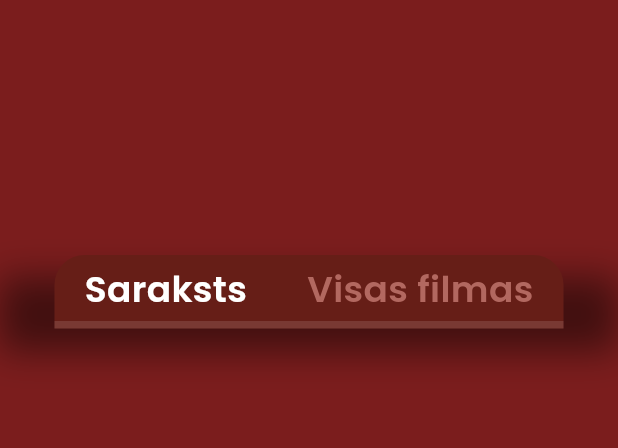
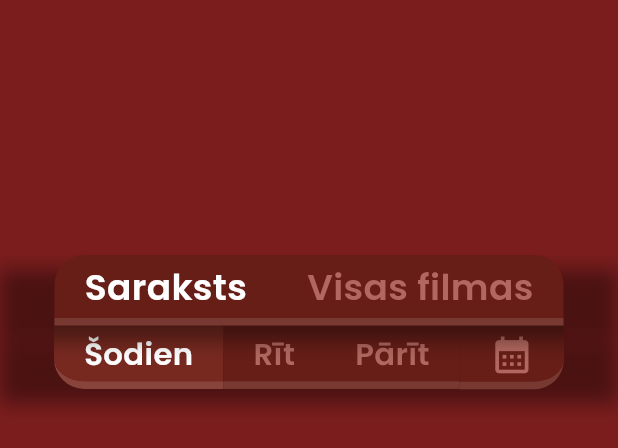
Before and after one commit to mechanical-echo/filmu_nams, a Flutter app: the Schedule widget shown alone on an empty page, opened directly, on a phone screen of 412 x 824 dp. Shown: the top 448 px of the screen. Run offline on Flutter 3.47's test engine with Material 3 defaults, Android fonts, the phone set to English and light mode, and no system bars; our stand-ins replace cached_network_image, cloud_firestore, firebase_auth, firebase_core, firebase_storage, google_fonts and 2 more; missing offline and left inert: pattern_background; accounts and stored records are empty; generated files the repository leaves out were written again.

Commit message:
wip | schedule list | upside down tabs and proper fetching

```diff
--- a/lib/assets/widgets/stylized_tabs/stylized_tab.dart
+++ b/lib/assets/widgets/stylized_tabs/stylized_tab.dart
@@ -1,5 +1,21 @@
+import 'package:filmu_nams/assets/theme.dart';
 import 'package:flutter/material.dart';
 import 'package:google_fonts/google_fonts.dart';
+
+class StylizedTabTitle {
+  final bool isIcon;
+  final dynamic value;
+
+  const StylizedTabTitle({required this.isIcon, required this.value});
+
+  const StylizedTabTitle.text(String text)
+      : value = text,
+        isIcon = false;
+
+  const StylizedTabTitle.icon(IconData icon)
+      : value = icon,
+        isIcon = true;
+}
 
 class StylizedTab extends StatefulWidget {
   const StylizedTab({
@@ -9,9 +25,13 @@ class StylizedTab extends StatefulWidget {
     required this.isLast,
     required this.index,
     required this.onTap,
+    this.upsideDown = false,
+    this.fontSize = 24,
   });
 
-  final String title;
+  final bool upsideDown;
+  final double fontSize;
+  final StylizedTabTitle title;
   final bool isActive;
   final bool isLast;
   final int index;
@@ -25,6 +45,7 @@ class StylizedTab extends StatefulWidget {
 class _StylizedTabState extends State<StylizedTab>
     with SingleTickerProviderStateMixin {
   late AnimationController _controller;
+
   late Animation<Color?> _colorAnimation;
 
   @override
@@ -69,7 +90,7 @@ class _StylizedTabState extends State<StylizedTab>
         animation: _controller,
         builder: (context, child) {
           return Container(
-            padding: const EdgeInsets.symmetric(horizontal: 20, vertical: 5),
+            padding: const EdgeInsets.symmetric(horizontal: 20, vertical: 4),
             decoration: BoxDecoration(
               color: _colorAnimation.value,
               border: Border(
@@ -78,21 +99,23 @@ class _StylizedTabState extends State<StylizedTab>
                   width: 5,
                 ),
               ),
-              borderRadius: widget.isLast
-                  ? BorderRadius.only(topRight: Radius.circular(20))
-                  : (widget.index == 0
-                      ? BorderRadius.only(topLeft: Radius.circular(20))
-                      : BorderRadius.zero),
+              borderRadius: borderRadius(),
             ),
-            child: Text(
-              widget.title,
+            child: widget.title.isIcon
+                ? Icon(
+                    widget.title.value as IconData,
+                    color: widget.isActive ? Colors.white : red003,
+                    size: widget.fontSize + 9,
+                  )
+                : Text(
+                    widget.title.value as String,
                     style: GoogleFonts.poppins(
                       color: widget.isActive
                           ? Colors.white
                           : Theme.of(context)
                               .bottomNavigationBarTheme
                               .unselectedItemColor,
-                fontSize: 24,
+                      fontSize: widget.fontSize,
                       fontWeight: FontWeight.w600,
                     ),
                     textAlign: TextAlign.center,
@@ -102,4 +125,18 @@ class _StylizedTabState extends State<StylizedTab>
       ),
     );
   }
+
+  BorderRadius borderRadius() {
+    if (widget.isLast) {
+      return widget.upsideDown
+          ? BorderRadius.only(bottomRight: Radius.circular(20))
+          : BorderRadius.only(topRight: Radius.circular(20));
+    } else if (widget.index == 0 && !widget.isLast) {
+      return widget.upsideDown
+          ? BorderRadius.only(bottomLeft: Radius.circular(20))
+          : BorderRadius.only(topLeft: Radius.circular(20));
     }
+
+    return BorderRadius.circular(0);
+  }
+}
--- a/lib/assets/widgets/stylized_tabs/stylized_tabs.dart
+++ b/lib/assets/widgets/stylized_tabs/stylized_tabs.dart
@@ -8,7 +8,7 @@ class StylizedTabPage {
     required this.child,
   });
 
-  final String title;
+  final StylizedTabTitle title;
   final Widget child;
 }
 
@@ -16,9 +16,13 @@ class StylizedTabs extends StatefulWidget {
   const StylizedTabs({
     super.key,
     required this.tabs,
+    this.upsideDown = false,
+    this.fontSize = 24,
   });
 
   final List<StylizedTabPage> tabs;
+  final bool upsideDown;
+  final double fontSize;
 
   @override
   State<StylizedTabs> createState() => _StylizedTabsState();
@@ -46,9 +50,9 @@ class _StylizedTabsState extends State<StylizedTabs> {
           decoration: BoxDecoration(
             boxShadow: [
               BoxShadow(
-                color: Colors.black.withAlpha(120),
-                blurRadius: 20,
-                offset: const Offset(0, 15),
+                color: Colors.black.withAlpha(100),
+                blurRadius: 10,
+                offset: const Offset(0, 10),
               ),
             ],
           ),
@@ -61,6 +65,8 @@ class _StylizedTabsState extends State<StylizedTabs> {
                 title: widget.tabs[index].title,
                 isActive: index == currentIndex,
                 index: index,
+                upsideDown: widget.upsideDown,
+                fontSize: widget.fontSize,
                 onTap: () {
                   setState(() {
                     previousIndex = currentIndex;
--- a/lib/controllers/movie_controller.dart
+++ b/lib/controllers/movie_controller.dart
@@ -2,7 +2,6 @@ import 'package:cloud_firestore/cloud_firestore.dart';
 import 'package:filmu_nams/models/carousel_item.dart';
 import 'package:filmu_nams/models/movie.dart';
 import 'package:filmu_nams/models/schedule.dart';
-import 'package:flutter/foundation.dart';
 
 class MovieController {
   final FirebaseFirestore _firestore = FirebaseFirestore.instance;
@@ -27,7 +26,7 @@ class MovieController {
     return MovieModel.fromMap(response.data()!);
   }
 
-  Future<ScheduleModel> getSchedule(DateTime date) async {
+  Future<List<ScheduleModel>> getSchedule(DateTime date) async {
     final startOfDay = DateTime(date.year, date.month, date.day, 0, 0, 0);
     final endOfDay = DateTime(date.year, date.month, date.day, 23, 59, 59);
 
@@ -40,10 +39,14 @@ class MovieController {
         .where('time', isLessThanOrEqualTo: endTimestamp)
         .get();
 
+    List<ScheduleModel> scheduleList = [];
+
     for (var doc in querySnapshot.docs) {
-      debugPrint('Schedule document data: ${doc.data()}');
+      final schedule =
+          await ScheduleModel.fromMapAsync(doc.data() as Map<String, dynamic>);
+      scheduleList.add(schedule);
     }
 
-    return ScheduleModel.fromFirestore(querySnapshot, date);
+    return scheduleList;
   }
 }
--- a/lib/models/schedule.dart
+++ b/lib/models/schedule.dart
@@ -1,71 +1,40 @@
 import 'package:cloud_firestore/cloud_firestore.dart';
-import 'package:flutter/foundation.dart';
+import 'package:filmu_nams/models/movie.dart';
 
 class ScheduleModel {
-  final DateTime date;
-  final List<ScheduleItem> movies;
+  final String id;
+  final MovieModel movie;
+  final int hall;
+  final Timestamp time;
 
-  ScheduleModel({
-    required this.date,
-    required this.movies,
-  });
+  ScheduleModel(
+      {required this.id,
+      required this.movie,
+      required this.hall,
+      required this.time});
 
-  factory ScheduleModel.fromFirestore(QuerySnapshot snapshot, DateTime date) {
-    List<ScheduleItem> scheduleItems = [];
-
-    for (var doc in snapshot.docs) {
-      try {
-        final data = doc.data() as Map<String, dynamic>;
-        final item = ScheduleItem.fromMap(data);
-        scheduleItems.add(item);
-      } catch (e) {
-        debugPrint('Skipping invalid schedule item: $e');
-        continue;
-      }
-    }
-
+  factory ScheduleModel.fromMap(Map<String, dynamic> map, MovieModel movie) {
     return ScheduleModel(
-      date: date,
-      movies: scheduleItems,
+      id: map['id'] ?? '',
+      movie: movie,
+      hall: map['hall'] ?? 0,
+      time: map['time'] ?? Timestamp.now(),
     );
   }
-}
 
-class ScheduleItem {
-  final DocumentReference? movie;
-  final DateTime time;
-  final int hall;
+  static Future<ScheduleModel> fromMapAsync(Map<String, dynamic> map) async {
+    final movieSnapshot = await map['movie'].get();
+    final movie = MovieModel.fromMap(movieSnapshot.data());
 
-  ScheduleItem({
-    this.movie,
-    required this.time,
-    required this.hall,
-  });
+    return ScheduleModel.fromMap(map, movie);
+  }
 
-  factory ScheduleItem.fromMap(Map<String, dynamic> map) {
-    final movieIdValue = map['movieId'];
-    DocumentReference? movieRef;
-
-    if (movieIdValue != null) {
-      if (movieIdValue is DocumentReference) {
-        movieRef = movieIdValue;
-      } else if (movieIdValue is String) {
-        movieRef =
-            FirebaseFirestore.instance.collection('movies').doc(movieIdValue);
-      }
-    }
-
-    if (map['time'] == null) {
-      throw FormatException('time is required in schedule item');
-    }
-    if (map['hall'] == null) {
-      throw FormatException('hall is required in schedule item');
-    }
-
-    return ScheduleItem(
-      movie: movieRef,
-      time: (map['time'] as Timestamp).toDate(),
-      hall: map['hall'] as int,
-    );
+  Map<String, dynamic> toMap() {
+    return {
+      'id': id,
+      'movie': movie,
+      'hall': hall,
+      'time': time,
+    };
   }
 }
--- a/lib/views/client/main/schedule/schedule.dart
+++ b/lib/views/client/main/schedule/schedule.dart
@@ -1,3 +1,4 @@
+import 'package:filmu_nams/assets/widgets/stylized_tabs/stylized_tab.dart';
 import 'package:filmu_nams/assets/widgets/stylized_tabs/stylized_tabs.dart';
 import 'package:filmu_nams/views/client/main/schedule/movie_list.dart';
 import 'package:filmu_nams/views/client/main/schedule/schedule_list.dart';
@@ -17,11 +18,11 @@ class Schedule extends StatelessWidget {
             StylizedTabs(
               tabs: [
                 StylizedTabPage(
-                  title: 'Saraksts',
+                  title: StylizedTabTitle.text('Saraksts'),
                   child: ScheduleList(),
                 ),
                 StylizedTabPage(
-                  title: 'Visas filmas',
+                  title: StylizedTabTitle.text('Visas filmas'),
                   child: MovieList(),
                 )
               ],
--- a/lib/views/client/main/schedule/schedule_list.dart
+++ b/lib/views/client/main/schedule/schedule_list.dart
@@ -1,6 +1,8 @@
+import 'package:filmu_nams/assets/widgets/stylized_tabs/stylized_tab.dart';
+import 'package:filmu_nams/assets/widgets/stylized_tabs/stylized_tabs.dart';
 import 'package:filmu_nams/controllers/movie_controller.dart';
-import 'package:filmu_nams/models/movie.dart';
 import 'package:filmu_nams/models/schedule.dart';
+import 'package:filmu_nams/views/client/main/schedule/movie_list.dart';
 import 'package:flutter/material.dart';
 import 'package:loading_animation_widget/loading_animation_widget.dart';
 
@@ -12,37 +14,17 @@ class ScheduleList extends StatefulWidget {
 }
 
 class _ScheduleListState extends State<ScheduleList> {
-  ScheduleModel? scheduleData;
-  List<MovieModel> movieData = [];
+  List<ScheduleModel>? scheduleData;
   bool isLoading = true;
 
   Future<void> fetchSchedule() async {
-    final currentDate = DateTime.now();
+    final currentDate = DateTime(2025, 3, 2);
 
     try {
       final response = await MovieController().getSchedule(currentDate);
       setState(() {
         scheduleData = response;
       });
-
-      for (var scheduleItem in response.movies) {
-        try {
-          if (scheduleItem.movie == null) {
-            debugPrint('Skipping schedule item with null movieId');
-            continue;
-          }
-
-          final movieDetails =
-              await MovieController().getMovieById(scheduleItem.movie!.id);
-
-          setState(() {
-            movieData.add(movieDetails);
-          });
-        } catch (e, stackTrace) {
-          debugPrint('Error fetching movie details: $e');
-          debugPrint('Stack trace: $stackTrace');
-        }
-      }
 
       setState(() {
         isLoading = false;
@@ -64,14 +46,50 @@ class _ScheduleListState extends State<ScheduleList> {
 
   @override
   Widget build(BuildContext context) {
-    return Container(
+    return Column(
+      children: [
+        StylizedTabs(
+          upsideDown: true,
+          fontSize: 20.5,
+          tabs: [
+            StylizedTabPage(
+              title: StylizedTabTitle.text("Šodien"),
+              child: scheduleList(context),
+            ),
+            StylizedTabPage(
+              title: StylizedTabTitle.text("Rīt"),
+              child: scheduleList(context),
+            ),
+            StylizedTabPage(
+              title: StylizedTabTitle.text("Pārīt"),
+              child: scheduleList(context),
+            ),
+            StylizedTabPage(
+              title: StylizedTabTitle.icon(Icons.calendar_month),
+              child: scheduleList(context),
+            ),
+          ],
+        ),
+      ],
+    );
+  }
+
+  SizedBox scheduleList(BuildContext context) {
+    return SizedBox(
+      height: MediaQuery.of(context).size.height - 325,
       child: isLoading
           ? LoadingAnimationWidget.staggeredDotsWave(
               color: Colors.white, size: 100)
-          : Column(
+          : GridView.count(
+              padding: const EdgeInsets.only(top: 10, bottom: 70),
+              crossAxisCount: 1,
+              childAspectRatio: 1.5,
+              mainAxisSpacing: 10,
               children: List.generate(
-                movieData.length,
-                (index) => Text(movieData[index].title),
+                scheduleData!.length,
+                (index) => ScheduleMovieItem(
+                  data: scheduleData![index],
+                ),
               ),
             ),
     );
@@ -79,10 +97,17 @@ class _ScheduleListState extends State<ScheduleList> {
 }
 
 class ScheduleMovieItem extends StatelessWidget {
-  const ScheduleMovieItem({super.key});
+  const ScheduleMovieItem({
+    super.key,
+    required this.data,
+  });
+
+  final ScheduleModel data;
 
   @override
   Widget build(BuildContext context) {
-    return const Placeholder();
+    return MovieCard(
+      data: data.movie,
+    );
   }
 }
```
Also changed, not shown: lib/views/client/main/schedule/movie_list.dart (+11 -13 lines). Lines whose indentation alone changed are shown as unchanged.
